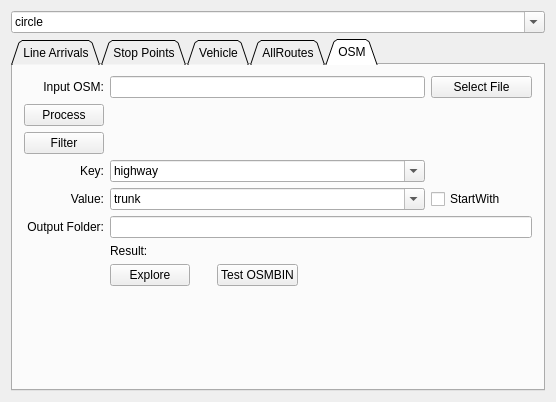
Before: the Qt Designer form Widget.ui in Enthusiastic-Coder/tflTest, drawn with Qt 5.
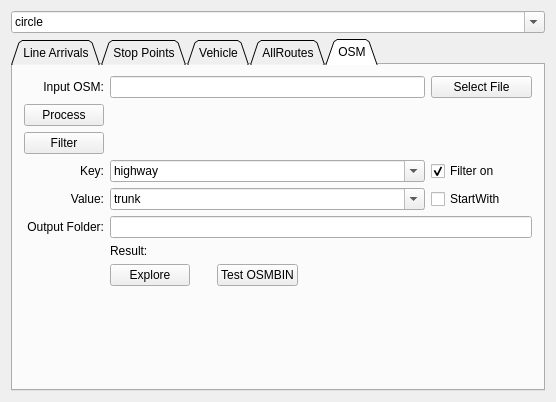
After: the same form once the commit is applied.

Patch:
```diff
--- a/Widget.ui
+++ b/Widget.ui
@@ -550,6 +550,16 @@
          </property>
         </widget>
        </item>
+       <item row="4" column="4">
+        <widget class="QCheckBox" name="checkBoxOSMFilterOn">
+         <property name="text">
+          <string>Filter on</string>
+         </property>
+         <property name="checked">
+          <bool>true</bool>
+         </property>
+        </widget>
+       </item>
       </layout>
      </widget>
     </widget>
```
